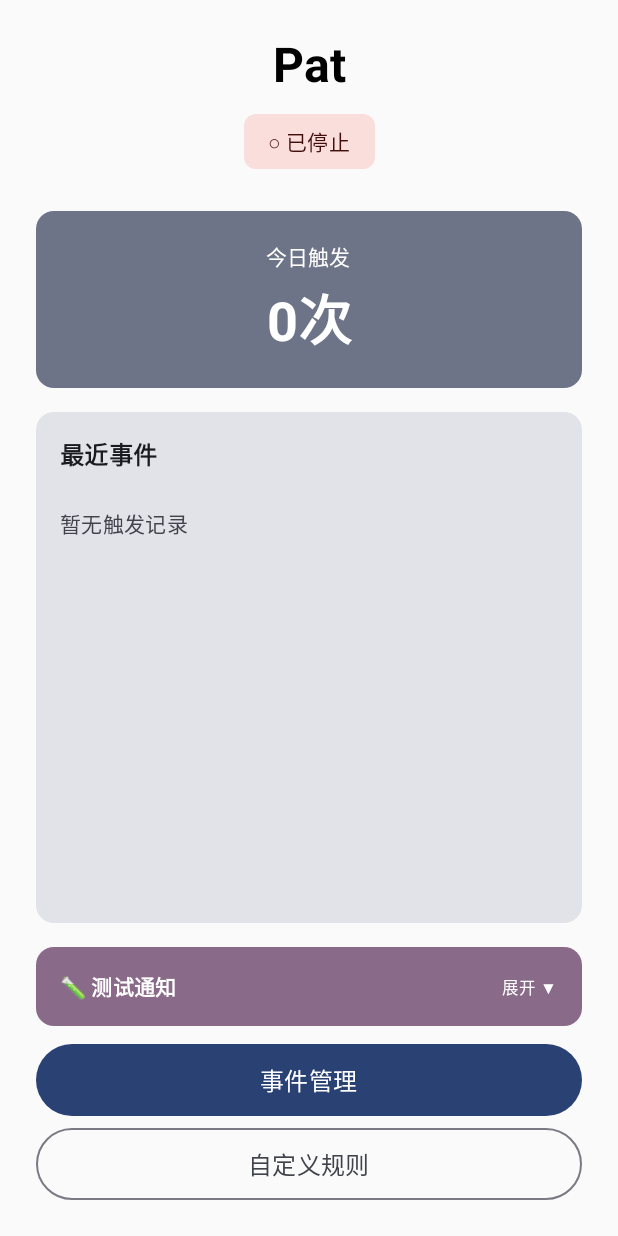
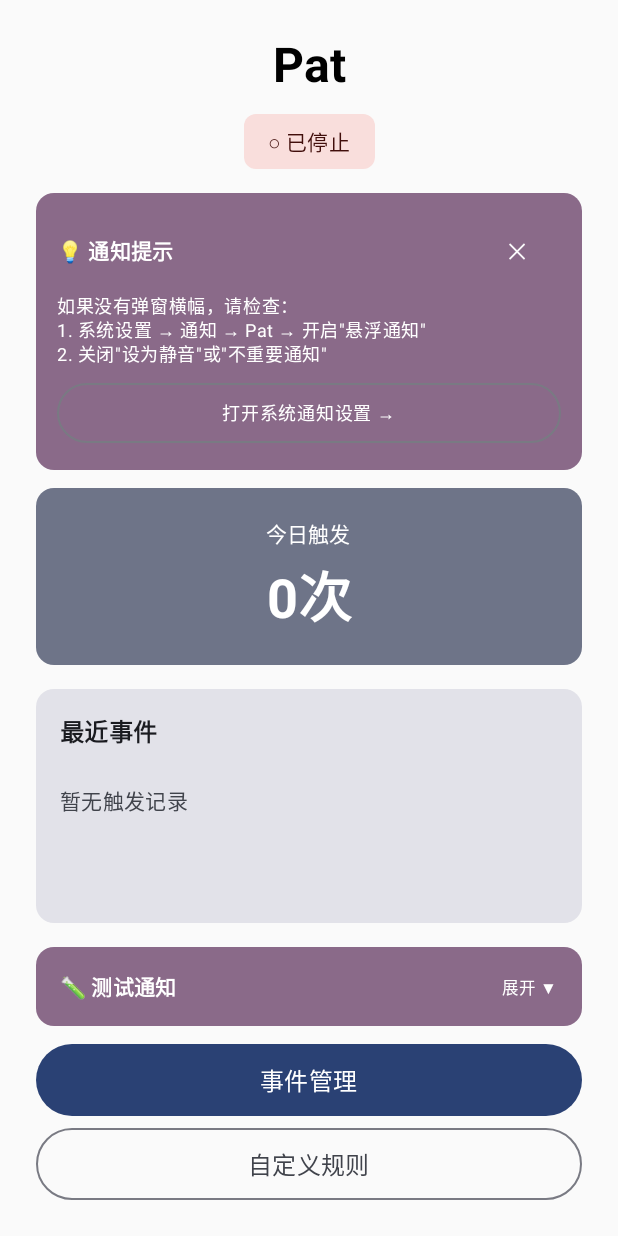
Before and after one commit to ye0619/Pat, an Android app built with Jetpack Compose: the screen it shows after launch (MainActivity), on a phone screen of 412 x 824 dp. Run offline under Robolectric (Android 15) with nearby library versions, the light colour scheme and no system bars.

Commit message:
fix:修复了一些问题

```diff
--- a/app/src/main/java/com/example/pat/event/AtomicEventType.kt
+++ b/app/src/main/java/com/example/pat/event/AtomicEventType.kt
@@ -17,8 +17,8 @@ enum class AtomicEventType(
     val description: String,
     val hasValue: Boolean = false
 ) {
-    SHAKE("摇晃", "加速度计检测到设备摇晃"),
-    IMPACT("撞击", "加速度计检测到瞬时高加速度冲击"),
+    SHAKE("摇晃手机", "加速度计检测到设备摇晃"),
+    IMPACT("拍击手机", "用手指或物体敲击手机背部/屏幕（加速度计检测）"),
     DROP("跌落", "设备经历自由落体后撞击"),
     SCREEN_ON("屏幕亮起", "屏幕被点亮或解锁"),
     SCREEN_OFF("屏幕关闭", "屏幕被关闭"),
--- a/app/src/main/java/com/example/pat/model/EventConfig.kt
+++ b/app/src/main/java/com/example/pat/model/EventConfig.kt
@@ -52,7 +52,7 @@ data class EventConfig(
             EventType.CHARGE_START -> "谢谢给我补充能量"
             EventType.LOW_BATTERY -> "我要没电啦"
             EventType.SHAKE -> "别摇我"
-            EventType.IMPACT -> "好痛！轻一点"
+            EventType.IMPACT -> "好痛！轻一点拍"
         }
 
         /** 事件类型的可读中文名 */
@@ -61,7 +61,7 @@ data class EventConfig(
             EventType.CHARGE_START -> "开始充电"
             EventType.LOW_BATTERY -> "电量低"
             EventType.SHAKE -> "摇晃手机"
-            EventType.IMPACT -> "撞击"
+            EventType.IMPACT -> "拍击"
         }
     }
 }
--- a/app/src/main/java/com/example/pat/ui/HomeScreen.kt
+++ b/app/src/main/java/com/example/pat/ui/HomeScreen.kt
@@ -2,6 +2,8 @@ package com.example.pat.ui
 
 import androidx.compose.animation.animateContentSize
 import androidx.compose.foundation.clickable
+import android.content.Intent
+import android.provider.Settings
 import androidx.compose.foundation.layout.*
 import androidx.compose.foundation.lazy.LazyColumn
 import androidx.compose.foundation.lazy.items
@@ -9,6 +11,7 @@ import androidx.compose.material3.*
 import androidx.compose.runtime.*
 import androidx.compose.ui.Alignment
 import androidx.compose.ui.Modifier
+import androidx.compose.ui.platform.LocalContext
 import androidx.compose.ui.text.font.FontWeight
 import androidx.compose.ui.text.style.TextOverflow
 import androidx.compose.ui.tooling.preview.Preview
@@ -75,7 +78,13 @@ fun HomeScreen(
             }
         }
 
-        Spacer(modifier = Modifier.height(24.dp))
+        Spacer(modifier = Modifier.height(12.dp))
+
+        // ── 通知设置引导（国内 ROM 常需手动开启悬浮通知） ──
+        val context = LocalContext.current
+        NotificationGuideCard(context = context)
+
+        Spacer(modifier = Modifier.height(12.dp))
 
         // ── 今日触发统计 ──
         Card(
@@ -278,6 +287,65 @@ private fun RecentTriggerRow(trigger: RecentTrigger) {
     }
 }
 
+/**
+ * 通知设置引导卡片。
+ * 提示用户检查是否开启了悬浮/横幅通知（国内 ROM 常默认关闭）。
+ */
+@Composable
+private fun NotificationGuideCard(context: android.content.Context) {
+    var visible by remember { mutableStateOf(true) }
+
+    if (!visible) return
+
+    Card(
+        modifier = Modifier.fillMaxWidth(),
+        colors = CardDefaults.cardColors(
+            containerColor = MaterialTheme.colorScheme.tertiaryContainer
+        )
+    ) {
+        Column(modifier = Modifier.padding(14.dp)) {
+            Row(
+                modifier = Modifier.fillMaxWidth(),
+                verticalAlignment = Alignment.CenterVertically
+            ) {
+                Text(
+                    text = "💡 通知提示",
+                    style = MaterialTheme.typography.labelLarge,
+                    fontWeight = FontWeight.Bold,
+                    color = MaterialTheme.colorScheme.onTertiaryContainer,
+                    modifier = Modifier.weight(1f)
+                )
+                TextButton(onClick = { visible = false }) {
+                    Text("✕", color = MaterialTheme.colorScheme.onTertiaryContainer)
+                }
+            }
+            Spacer(modifier = Modifier.height(4.dp))
+            Text(
+                text = "如果没有弹窗横幅，请检查：\n" +
+                        "1. 系统设置 → 通知 → Pat → 开启\"悬浮通知\"\n" +
+                        "2. 关闭\"设为静音\"或\"不重要通知\"",
+                style = MaterialTheme.typography.bodySmall,
+                color = MaterialTheme.colorScheme.onTertiaryContainer
+            )
+            Spacer(modifier = Modifier.height(6.dp))
+            OutlinedButton(
+                onClick = {
+                    val intent = Intent(Settings.ACTION_APP_NOTIFICATION_SETTINGS).apply {
+                        putExtra(Settings.EXTRA_APP_PACKAGE, context.packageName)
+                    }
+                    context.startActivity(intent)
+                },
+                modifier = Modifier.fillMaxWidth(),
+                colors = ButtonDefaults.outlinedButtonColors(
+                    contentColor = MaterialTheme.colorScheme.onTertiaryContainer
+                )
+            ) {
+                Text("打开系统通知设置 →", style = MaterialTheme.typography.labelMedium)
+            }
+        }
+    }
+}
+
 @Composable
 private fun RowScope.TestButton(label: String, onClick: () -> Unit) {
     OutlinedButton(
```
Also changed, not shown: app/src/main/java/com/example/pat/sensor/SensorData.kt (+10 -4 lines), app/src/main/java/com/example/pat/ui/RuleBuilderScreen.kt (+66 -62 lines).
